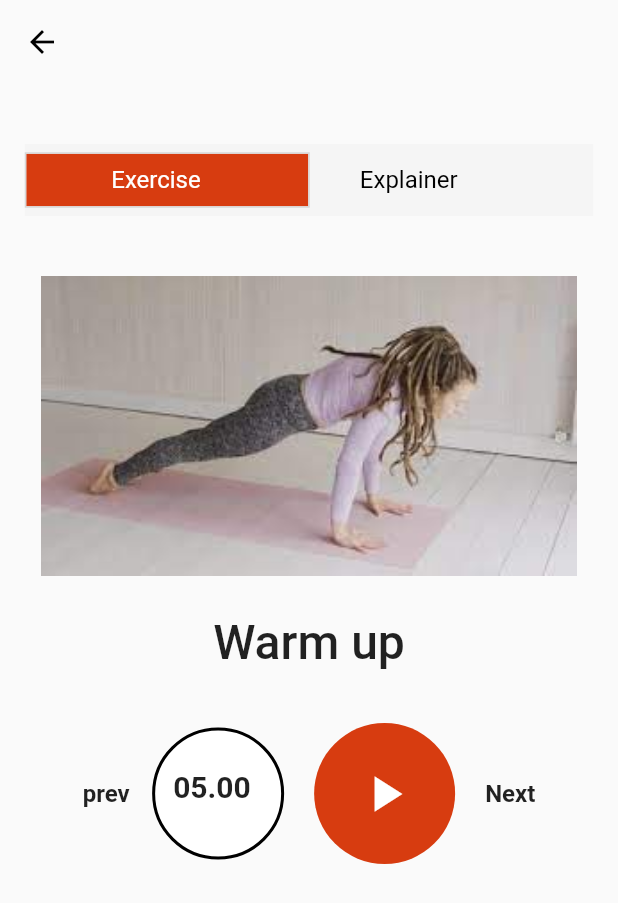
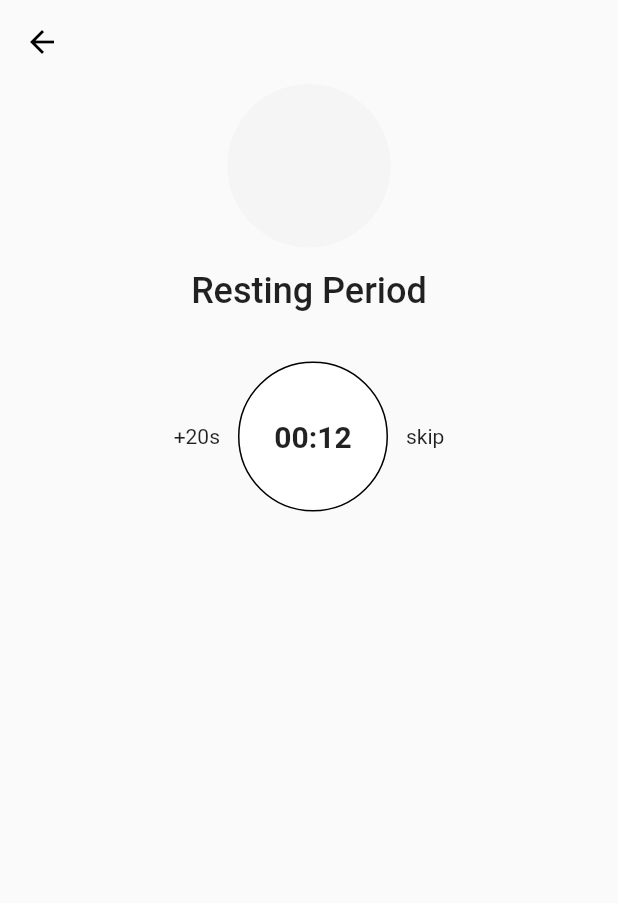
Before and after one commit to oluwajueda/getfitt, a Flutter app: the screen it shows after launch, on a phone screen of 412 x 824 dp. Shown: the top 903 px of the screen. Run offline on Flutter 3.47's test engine with Material 2 defaults, Android fonts, the light colour scheme and no system bars; our stand-ins replace cloud_firestore, firebase_auth, firebase_core, percent_indicator, pinput, shared_preferences; accounts and stored records are empty.

```diff
--- a/lib/main.dart
+++ b/lib/main.dart
@@ -1,17 +1,11 @@
 // ignore_for_file: prefer_const_constructors
 
-import 'dart:async';
-
-import 'package:flutter/cupertino.dart';
 import 'package:flutter/material.dart';
-import 'package:getfitts/screens/ExerciseInformation.dart';
-import 'package:getfitts/screens/ExerciseScreen.dart';
-import 'package:getfitts/screens/GetNotification.dart';
 import 'package:getfitts/screens/Home.dart';
 import 'package:getfitts/screens/LandingPage.dart';
-import 'package:getfitts/screens/VerifyEmail.dart';
 import 'package:getfitts/screens/VerifyPhone.dart';
 import 'package:firebase_core/firebase_core.dart';
+import 'package:getfitts/screens/resting.dart';
 import 'package:getfitts/utils/application_state.dart';
 import 'firebase_options.dart';
 import 'package:provider/provider.dart';
@@ -42,7 +36,7 @@ void main() async {
             }
 
             return MaterialApp(
-              home: ExerciseScreen(),
+              home: Resting(),
               routes: {"phone": (context) => VerifyPhone()},
             );
           },
--- a/lib/screens/ExerciseInformation.dart
+++ b/lib/screens/ExerciseInformation.dart
@@ -75,7 +75,7 @@ class _ExerciseInformationState extends State<ExerciseInformation> {
                           fontSize: 16),
                     ),
                   )
-                ])
+                ]),
               ],
             ),
             SizedBox(
--- a/lib/screens/exercise-timer.dart
+++ b/lib/screens/exercise-timer.dart
@@ -65,9 +65,7 @@ class _ExerciseTimerState extends State<ExerciseTimer>
                     border: Border.all(color: Colors.black, width: 2),
                     color: Colors.white,
                     borderRadius: BorderRadius.circular(100)),
-                child: Padding(
-                  padding:
-                      const EdgeInsets.symmetric(vertical: 26, horizontal: 12),
+                child: Center(
                   child: AnimatedBuilder(
                       animation: controller,
                       builder: (context, child) => Text(
--- a/lib/screens/resting.dart
+++ b/lib/screens/resting.dart
@@ -0,0 +1,122 @@
+// ignore_for_file: prefer_const_constructors
+
+import 'dart:async';
+
+import 'package:flutter/material.dart';
+import 'package:flutter/src/widgets/container.dart';
+import 'package:flutter/src/widgets/framework.dart';
+
+class Resting extends StatefulWidget {
+  const Resting({super.key});
+
+  @override
+  State<Resting> createState() => _RestingState();
+}
+
+class _RestingState extends State<Resting> with TickerProviderStateMixin {
+  late AnimationController controller;
+
+  String get countText {
+    Duration count = controller.duration! * controller.value;
+    return '${(count.inMinutes % 60).toString().padLeft(2, '0')}:${(count.inSeconds % 60).toString().padLeft(2, '0')}';
+  }
+
+  @override
+  void initState() {
+    super.initState();
+    controller = AnimationController(
+      vsync: this,
+      duration: Duration(seconds: 20),
+    );
+    controller.reverse(from: controller.value == 0 ? 1.0 : controller.value);
+  }
+
+  @override
+  void dispose() {
+    controller.dispose();
+    super.dispose();
+  }
+
+  //   void startTimer() {
+  //   countdownTimer =
+  //       Timer.periodic(Duration(seconds: 1), (_) => setCountDown());
+  // }
+
+  // setCountDown();
+
+  // void setCountDown() {
+  //   final reduceSecondsBy = 1;
+  //   setState(() {
+  //     final seconds = myDuration.inSeconds - reduceSecondsBy;
+  //     if (seconds < 0) {
+  //       countdownTimer!.cancel();
+  //     } else {
+  //       myDuration = Duration(seconds: seconds);
+  //     }
+  //   });
+  // }
+
+  @override
+  Widget build(BuildContext context) {
+    return Scaffold(
+      appBar: AppBar(
+        leading: BackButton(
+          color: Colors.black,
+          onPressed: () => {},
+        ),
+        backgroundColor: Colors.transparent,
+        elevation: 0,
+      ),
+      body: Column(
+        children: [
+          Center(
+            child: Container(
+              width: 109,
+              height: 109,
+              decoration: BoxDecoration(
+                  color: Color.fromRGBO(245, 245, 245, 1),
+                  shape: BoxShape.circle),
+            ),
+          ),
+          SizedBox(
+            height: 15,
+          ),
+          Text(
+            "Resting Period",
+            style: TextStyle(fontSize: 24, fontWeight: FontWeight.w500),
+          ),
+          SizedBox(
+            height: 25,
+          ),
+          Row(
+            mainAxisAlignment: MainAxisAlignment.center,
+            children: [
+              Text("+20s"),
+              Padding(
+                padding: const EdgeInsets.fromLTRB(12, 8, 12, 8),
+                child: Container(
+                  width: 100,
+                  height: 100,
+                  decoration: BoxDecoration(
+                      border: Border.all(color: Colors.black, width: 1),
+                      color: Colors.white,
+                      borderRadius: BorderRadius.circular(100)),
+                  child: Center(
+                    child: AnimatedBuilder(
+                        animation: controller,
+                        builder: (context, child) => Text(
+                              countText,
+                              style: TextStyle(
+                                  fontSize: 20, fontWeight: FontWeight.bold),
+                            )),
+                  ),
+                ),
+              ),
+              Text("skip"),
+            ],
+          )
+        ],
+      ),
+    );
+  }
+}
```
